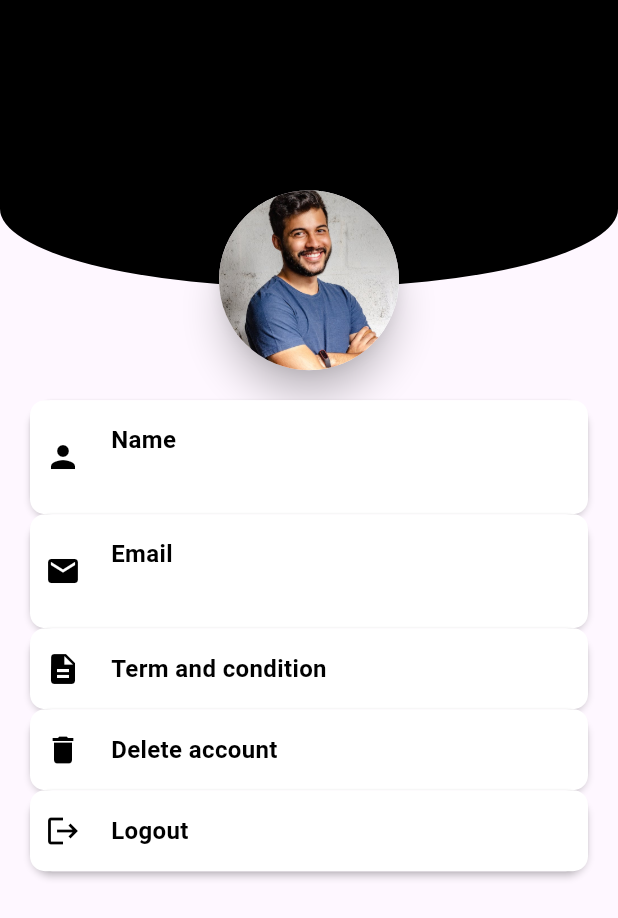
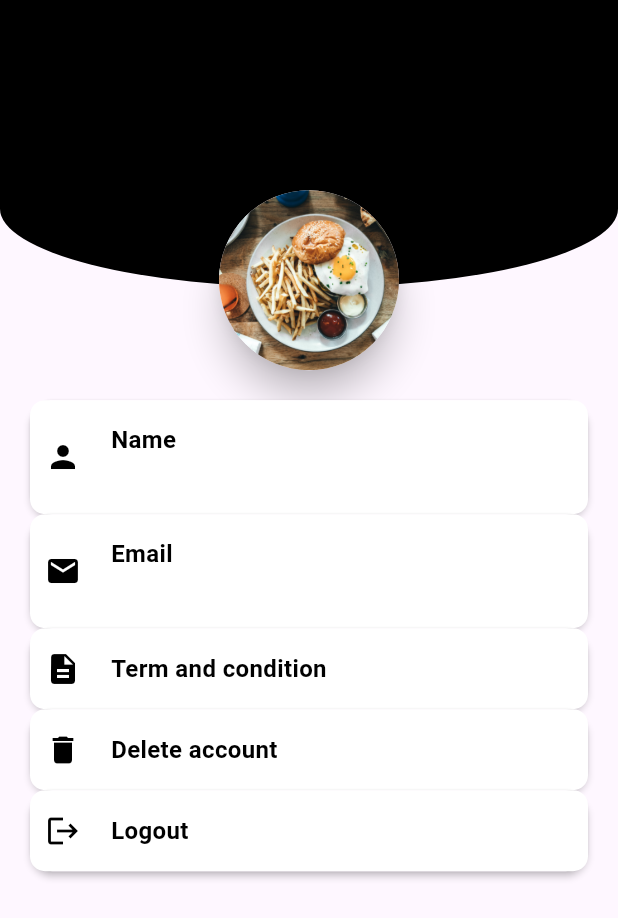
Before and after one commit to tungtrieu0801/E-commerce-app, a Flutter app: the Profile screen opened directly, on a phone screen of 412 x 824 dp. Shown: the top 918 px of the screen. Run offline on Flutter 3.47's test engine with Material 3 defaults, Android fonts, the phone set to English and light mode, and no system bars; our stand-ins replace cloud_firestore, curved_navigation_bar, firebase_auth, firebase_core, firebase_storage, image_picker and 2 more; missing offline and left inert: flutter_stripe; accounts and stored records are empty.

Commit message:
update UI login

```diff
--- a/lib/pages/home.dart
+++ b/lib/pages/home.dart
@@ -122,7 +122,7 @@ class _HomePageState extends State<HomePage> {
                           elevation: 5.0,
                           borderRadius: BorderRadius.circular(15),
                           child: Container(
-                            padding: EdgeInsets.all(15),
+                            padding: EdgeInsets.all(10),
                             child: Column(
                               crossAxisAlignment: CrossAxisAlignment.start,
                               children: [
@@ -169,6 +169,7 @@ class _HomePageState extends State<HomePage> {
     return Scaffold(
       body: Container(
         padding: EdgeInsets.only(top: 50.0, left: 20),
+        child: SingleChildScrollView(
           child: Column(
             crossAxisAlignment: CrossAxisAlignment.start,
             children: [
@@ -218,6 +219,7 @@ class _HomePageState extends State<HomePage> {
               ),
               allIteamsVertical(),
             ],
+          ),
         ),
       ),
     );
--- a/lib/pages/profile.dart
+++ b/lib/pages/profile.dart
@@ -97,7 +97,7 @@ class _ProfileState extends State<Profile> {
                                       },
                                       child: profile == null
                                           ? Image.asset(
-                                              "images/boy.jpg",
+                                              "images/food.jpg",
                                               width: 120,
                                               height: 120,
                                               fit: BoxFit.cover,
```
Also changed, not shown: images/boy.jpg (deleted). Lines whose indentation alone changed are shown as unchanged.
